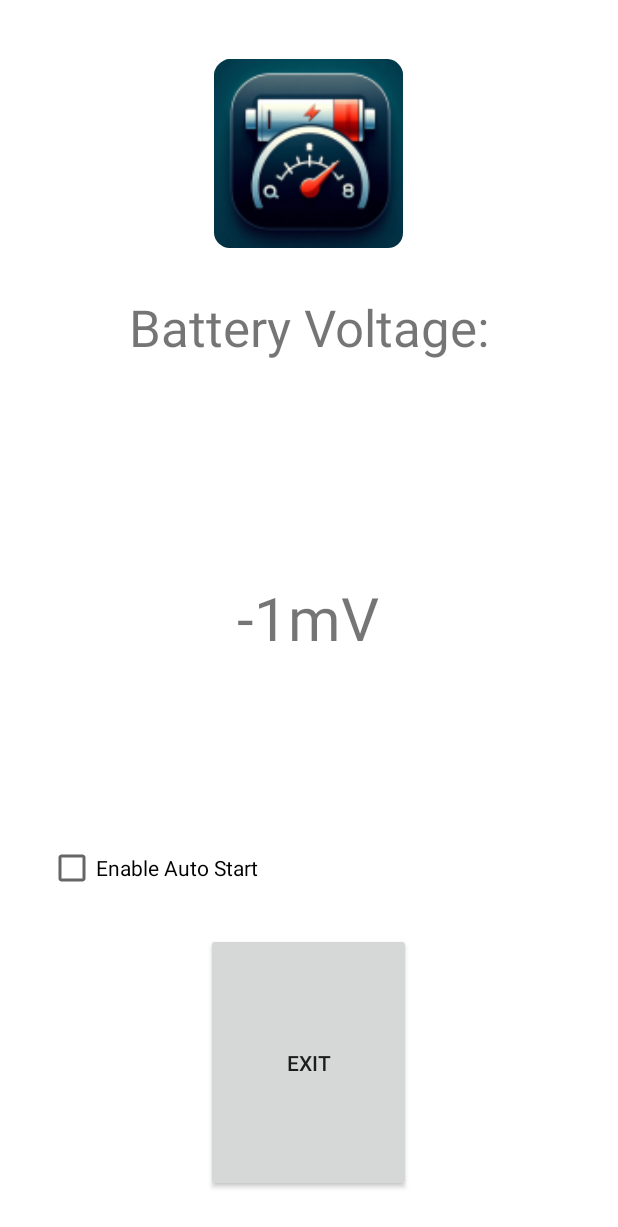
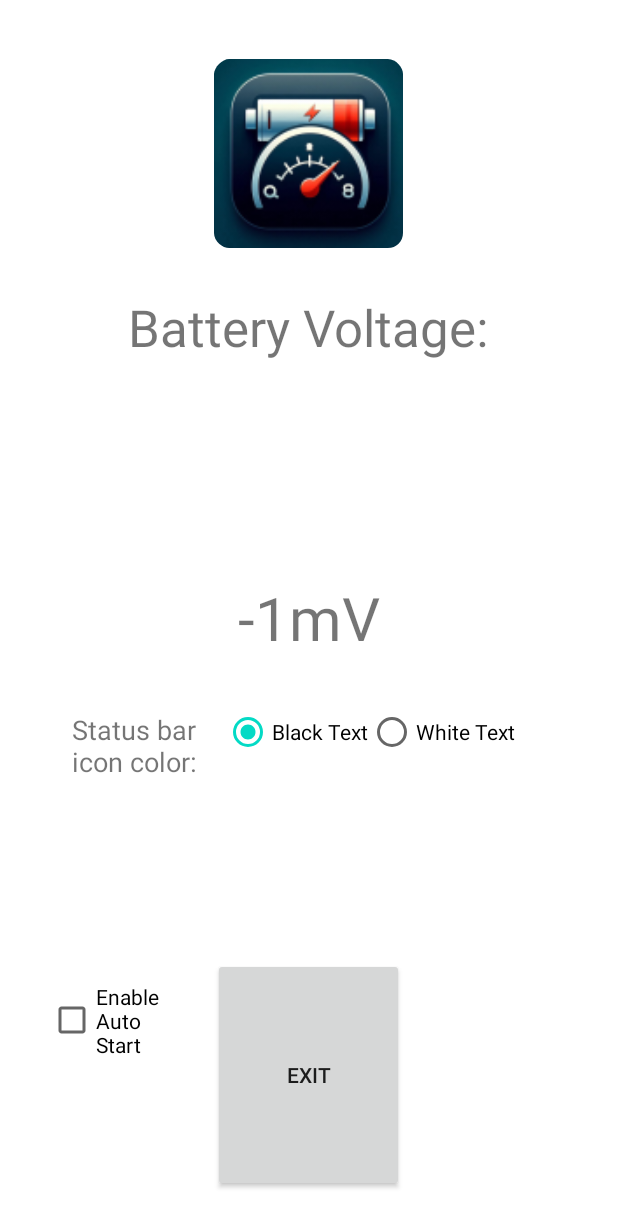
Before and after one commit to Eb43/bateryvoltagedisplay, an Android app: the screen it shows after launch (MainActivity), on a phone screen of 412 x 824 dp. Shown: the top 1227 px of the screen. Run offline under Robolectric (Android 15) with nearby library versions, the phone set to English and light mode, and no system bars.

Commit message:
Add files via upload

```diff
--- a/timenotification/app/src/main/java/com/example/timenotification/BitmapUtils.java
+++ b/timenotification/app/src/main/java/com/example/timenotification/BitmapUtils.java
@@ -10,8 +10,8 @@ import android.os.Build;
 
 public class BitmapUtils {
 
-    public static Bitmap textToBitmap(String text) {
-        int textColor = Color.BLACK;
+    public static Bitmap textToBitmap(String text, int textColor) {
+        //int textColor = Color.BLACK;
         int textSize = 130;
         Paint paint = new Paint();
         paint.setTextSize(textSize);
@@ -30,13 +30,10 @@ public class BitmapUtils {
         Canvas canvas = new Canvas(bitmap);
         //canvas.drawColor(Color.argb(200, 255, 255, 255)); //was canvas.drawColor(Color.TRANSPARENT);
 
-        // Check Android version and set canvas color accordingly
-        if (Build.VERSION.SDK_INT >= Build.VERSION_CODES.S) { // Android 12 and above
+        if (textColor == Color.BLACK) {
+            canvas.drawColor(Color.WHITE);
+        } else {
             canvas.drawColor(Color.TRANSPARENT);
-        } else if (Build.VERSION.SDK_INT >= Build.VERSION_CODES.O && Build.VERSION.SDK_INT <= Build.VERSION_CODES.O_MR1) { // Android 8.0 and 8.1
-            canvas.drawColor(Color.argb(200, 200, 200, 200)); // Light gray for Android 8
-        } else {
-            canvas.drawColor(Color.argb(255, 255, 255, 255)); // Fully opaque white for other versions
         }
 
         // Calculate the x and y positions to center the text
--- a/timenotification/app/src/main/java/com/example/timenotification/MainActivity.java
+++ b/timenotification/app/src/main/java/com/example/timenotification/MainActivity.java
@@ -19,6 +19,8 @@ import android.widget.CompoundButton;
 import android.view.View;
 import androidx.core.app.ActivityCompat;
 import androidx.core.content.ContextCompat;
+import android.widget.RadioButton;
+import android.widget.RadioGroup;
 
 
 public class MainActivity extends Activity {
@@ -36,6 +38,11 @@ public class MainActivity extends Activity {
             Color.parseColor("#0000FF")   // Blue
     };
 
+    private RadioGroup textColorRadioGroup;
+    private RadioButton radioBlack;
+    private RadioButton radioWhite;
+    private static final String RADIO_CHOSEN_BLACK_KEY = "RadioChosenBlack";
+
     @Override
     protected void onCreate(Bundle savedInstanceState) {
         super.onCreate(savedInstanceState);
@@ -43,12 +50,21 @@ public class MainActivity extends Activity {
 
         voltageTextView = findViewById(R.id.voltageTextView);
         autostartCheckBox = findViewById(R.id.autostartCheckBox);
+
+        textColorRadioGroup = findViewById(R.id.textColorRadioGroup);
+        radioBlack = findViewById(R.id.radioBlack);
+        radioWhite = findViewById(R.id.radioWhite);
+
+
         handler.postDelayed(updateVoltageTask, 15000);
 
         // Set initial state for the checkbox
         SharedPreferences prefs = getSharedPreferences(PREFS_NAME, MODE_PRIVATE);
         boolean isAutoStartEnabled = prefs.getBoolean(AUTO_START_KEY, false);
         autostartCheckBox.setChecked(isAutoStartEnabled);
+        boolean radioChosenBlack = prefs.getBoolean(RADIO_CHOSEN_BLACK_KEY, true);
+        radioBlack.setChecked(radioChosenBlack);
+        radioWhite.setChecked(!radioChosenBlack);
 
         // Set checkbox change listener
         autostartCheckBox.setOnCheckedChangeListener(new CompoundButton.OnCheckedChangeListener() {
@@ -56,6 +72,17 @@ public class MainActivity extends Activity {
             public void onCheckedChanged(CompoundButton buttonView, boolean isChecked) {
                 SharedPreferences.Editor editor = getSharedPreferences(PREFS_NAME, MODE_PRIVATE).edit();
                 editor.putBoolean(AUTO_START_KEY, isChecked);
+                editor.apply();
+            }
+        });
+
+        // Set radio group change listener
+        textColorRadioGroup.setOnCheckedChangeListener(new RadioGroup.OnCheckedChangeListener() {
+            @Override
+            public void onCheckedChanged(RadioGroup group, int checkedId) {
+                boolean radioChosenBlack = checkedId == R.id.radioBlack;
+                SharedPreferences.Editor editor = getSharedPreferences(PREFS_NAME, MODE_PRIVATE).edit();
+                editor.putBoolean(RADIO_CHOSEN_BLACK_KEY, radioChosenBlack);
                 editor.apply();
             }
         });
--- a/timenotification/app/src/main/java/com/example/timenotification/TimeNotificationService.java
+++ b/timenotification/app/src/main/java/com/example/timenotification/TimeNotificationService.java
@@ -17,6 +17,7 @@ import android.os.Looper;
 import android.util.Log;
 import android.graphics.drawable.Icon;
 import android.widget.RemoteViews;
+import android.content.SharedPreferences;
 
 
 public class TimeNotificationService extends Service {
@@ -30,6 +31,12 @@ public class TimeNotificationService extends Service {
     private Notification.Builder notificationBuilder;
     private NotificationManager notificationManager;
 
+
+    private static final String PREFS_NAME = "MyPrefs";
+    private static final String RADIO_CHOSEN_BLACK_KEY = "RadioChosenBlack";
+    private int TEXT_COLOR;
+
+
     @Override
     public IBinder onBind(Intent intent) {
         return null;
@@ -41,6 +48,11 @@ public class TimeNotificationService extends Service {
         Log.d(TAG, "onCreate: Service created");
         notificationManager = (NotificationManager) getSystemService(NOTIFICATION_SERVICE);
         createNotificationChannel();
+
+        // Load the saved text color preference
+        SharedPreferences prefs = getSharedPreferences(PREFS_NAME, MODE_PRIVATE);
+        boolean radioChosenBlack = prefs.getBoolean(RADIO_CHOSEN_BLACK_KEY, true);
+        TEXT_COLOR = radioChosenBlack ? Color.BLACK : Color.WHITE;
 
         handler = new Handler(Looper.getMainLooper());
 
@@ -96,6 +108,11 @@ public class TimeNotificationService extends Service {
         Log.d(TAG, "createNotification: Creating notification with voltage: " + voltageText);
 
 
+        SharedPreferences prefs = getSharedPreferences(PREFS_NAME, MODE_PRIVATE);
+        boolean isRadioChosenBlack = prefs.getBoolean(RADIO_CHOSEN_BLACK_KEY, true); // Default to true if not set
+        int TEXT_COLOR = isRadioChosenBlack ? Color.BLACK : Color.WHITE;
+
+
 
         RemoteViews notificationLayout = new RemoteViews(getPackageName(), R.layout.notification);
         notificationLayout.setTextViewText(R.id.notification_text, getCurrentBatteryVoltage() + " V");
@@ -104,7 +121,7 @@ public class TimeNotificationService extends Service {
         PendingIntent pendingIntent = PendingIntent.getActivity(this, 0, notificationIntent, PendingIntent.FLAG_UPDATE_CURRENT | PendingIntent.FLAG_IMMUTABLE);
 
         String shortVoltageText = voltageText.length() > 3 ? voltageText.substring(0, 3) : voltageText;
-        Bitmap voltageBitmap = BitmapUtils.textToBitmap(shortVoltageText);
+        Bitmap voltageBitmap = BitmapUtils.textToBitmap(shortVoltageText, TEXT_COLOR);
         Icon icon = Icon.createWithBitmap(voltageBitmap);
 
         return new Notification.Builder(this, CHANNEL_ID)
--- a/timenotification/app/src/main/res/layout/activity_main.xml
+++ b/timenotification/app/src/main/res/layout/activity_main.xml
@@ -19,52 +19,98 @@
 
     <TextView
         android:id="@+id/batvoltageTextView"
-        android:layout_width="400dp"
-        android:layout_height="65dp"
+        android:layout_width="wrap_content"
+        android:layout_height="wrap_content"
         android:layout_above="@+id/voltageTextView"
         android:layout_alignParentTop="true"
         android:layout_centerHorizontal="true"
         android:layout_marginTop="179dp"
-        android:layout_marginBottom="30dp"
+        android:layout_marginBottom="90dp"
         android:text="Battery Voltage:"
         android:textAlignment="center"
         android:textSize="34sp" />
 
     <TextView
         android:id="@+id/voltageTextView"
-        android:layout_width="170dp"
+        android:layout_width="wrap_content"
         android:layout_height="wrap_content"
         android:layout_centerInParent="true"
-        android:text="-1mV"
+        android:text=" -1mV "
         android:textAlignment="center"
         android:textSize="40sp" />
 
+
+
+
+    <!-- RadioGroup for Text Color Selection -->
+
+
+    <RadioGroup
+        android:id="@+id/textColorRadioGroup"
+        android:layout_width="344dp"
+        android:layout_height="wrap_content"
+        android:layout_alignParentStart="true"
+        android:layout_alignParentTop="true"
+        android:layout_alignParentEnd="true"
+        android:layout_marginStart="14dp"
+        android:layout_marginTop="456dp"
+        android:layout_marginEnd="37dp"
+        android:orientation="horizontal">
+
+        <TextView
+            android:id="@+id/editTextText"
+            android:layout_width="119dp"
+            android:layout_height="52dp"
+            android:layout_alignParentStart="true"
+            android:layout_alignParentBottom="true"
+
+            android:text="Status bar icon color:"
+            android:textAlignment="center"
+            android:textSize="18sp" />
+
+        <RadioButton
+            android:id="@+id/radioBlack"
+            android:layout_width="wrap_content"
+            android:layout_height="wrap_content"
+            android:checked="true"
+            android:text="Black Text" />
+
+        <RadioButton
+            android:id="@+id/radioWhite"
+            android:layout_width="wrap_content"
+            android:layout_height="wrap_content"
+            android:text="White Text" />
+    </RadioGroup>
+
     <CheckBox
         android:id="@+id/autostartCheckBox"
-        android:layout_width="257dp"
-        android:layout_height="62dp"
+        android:layout_width="wrap_content"
+        android:layout_height="wrap_content"
         android:layout_alignParentStart="true"
         android:layout_alignParentTop="true"
         android:layout_alignParentEnd="true"
         android:layout_alignParentBottom="true"
         android:layout_marginStart="16dp"
-        android:layout_marginTop="493dp"
-        android:layout_marginEnd="122dp"
-        android:layout_marginBottom="160dp"
+        android:layout_marginTop="620dp"
+        android:layout_marginEnd="272dp"
+        android:layout_marginBottom="83dp"
         android:text="Enable Auto Start" />
 
     <Button
         android:id="@+id/exitButton"
-        android:layout_width="152dp"
-        android:layout_height="79dp"
+        android:layout_width="127dp"
+        android:layout_height="52dp"
         android:layout_below="@+id/voltageTextView"
         android:layout_alignParentBottom="true"
         android:layout_centerHorizontal="true"
         android:layout_marginStart="103dp"
-        android:layout_marginTop="183dp"
+        android:layout_marginTop="200dp"
         android:layout_marginEnd="140dp"
         android:layout_marginBottom="13dp"
         android:layoutDirection="inherit"
         android:text="Exit"
         android:textAlignment="center" />
+
+
+
 </RelativeLayout>
```
